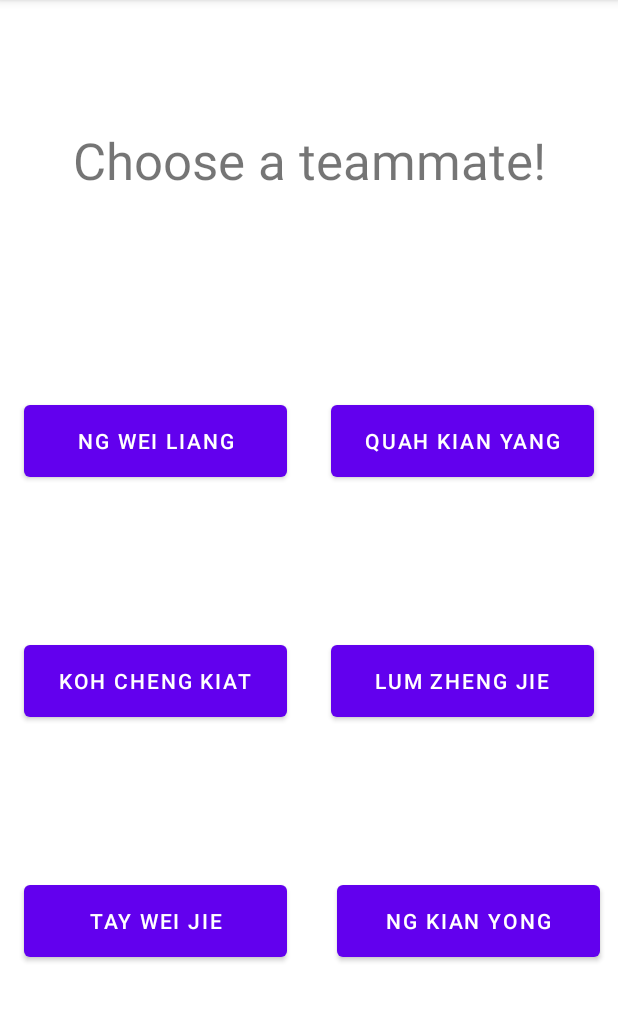
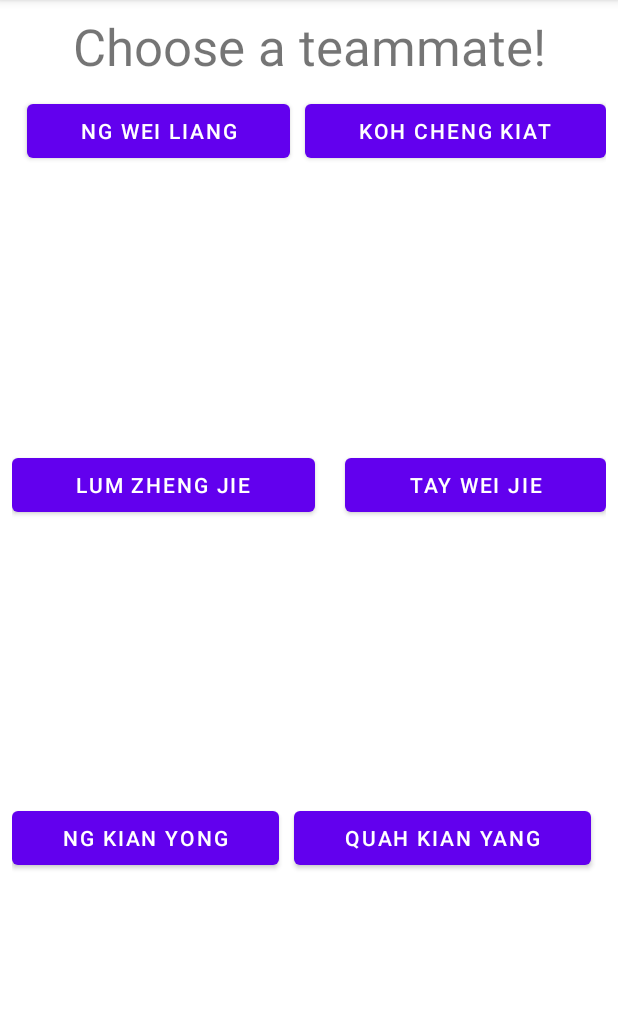
Before and after one commit to Weijo/2207_coursework1, an Android app: the screen it shows after launch (MainActivity), on a phone screen of 412 x 824 dp, the part 84-1106 px from its top. Run offline under Robolectric (Android 15) with nearby library versions, the phone set to English and light mode, and no system bars; 1 statement that could not run was skipped.

Commit message:
Made changes to Main Activity Layout Page

```diff
--- a/app/src/main/res/layout/activity_main.xml
+++ b/app/src/main/res/layout/activity_main.xml
@@ -1,81 +1,98 @@
 <?xml version="1.0" encoding="utf-8"?>
-<androidx.constraintlayout.widget.ConstraintLayout xmlns:android="http://schemas.android.com/apk/res/android"
+<LinearLayout xmlns:android="http://schemas.android.com/apk/res/android"
     xmlns:app="http://schemas.android.com/apk/res-auto"
     xmlns:tools="http://schemas.android.com/tools"
     android:layout_width="match_parent"
     android:layout_height="match_parent"
-    tools:context=".MainActivity">
+    android:layout_marginStart="8dp"
+    android:layout_marginTop="8dp"
+    android:layout_marginEnd="8dp"
+    android:layout_marginBottom="8dp"
+    android:orientation="vertical"
+    app:layout_constraintBottom_toBottomOf="parent"
+    app:layout_constraintEnd_toEndOf="parent"
+    app:layout_constraintStart_toStartOf="parent"
+    app:layout_constraintTop_toTopOf="parent">
 
     <TextView
         android:id="@+id/Text"
-        android:layout_width="wrap_content"
+        android:layout_width="match_parent"
         android:layout_height="wrap_content"
+        android:layout_weight="0"
+        android:gravity="center"
         android:text="Choose a teammate!"
-        android:textSize="34sp"
-        app:layout_constraintBottom_toBottomOf="parent"
-        app:layout_constraintEnd_toEndOf="parent"
-        app:layout_constraintStart_toStartOf="parent"
-        app:layout_constraintTop_toTopOf="parent"
-        app:layout_constraintVertical_bias="0.116" />
+        android:textSize="34sp" />
 
-    <Button
-        android:id="@+id/WeiLiang"
-        android:layout_width="175dp"
-        android:layout_height="60dp"
-        android:layout_marginStart="16dp"
-        android:layout_marginTop="264dp"
-        android:text="Ng Wei Liang"
-        app:layout_constraintStart_toStartOf="parent"
-        app:layout_constraintTop_toTopOf="parent" />
+    <LinearLayout
+        android:layout_width="match_parent"
+        android:layout_height="match_parent"
+        android:layout_weight="1">
 
-    <Button
-        android:id="@+id/KianYang"
-        android:layout_width="175dp"
-        android:layout_height="60dp"
-        android:layout_marginTop="264dp"
-        android:layout_marginEnd="16dp"
-        android:text="Quah Kian Yang"
-        app:layout_constraintEnd_toEndOf="parent"
-        app:layout_constraintTop_toTopOf="parent" />
+        <Button
+            android:id="@+id/WeiLiang"
+            android:layout_width="wrap_content"
+            android:layout_height="wrap_content"
+            android:layout_marginStart="10dp"
+            android:layout_marginTop="10dp"
+            android:layout_weight="1"
+            android:text="Ng Wei Liang" />
 
-    <Button
-        android:id="@+id/ChengKiat"
-        android:layout_width="175dp"
-        android:layout_height="60dp"
-        android:layout_marginStart="16dp"
-        android:layout_marginTop="100dp"
-        android:text="Koh Cheng Kiat"
-        app:layout_constraintStart_toStartOf="parent"
-        app:layout_constraintTop_toBottomOf="@+id/WeiLiang" />
+        <Button
+            android:id="@+id/ChengKiat"
+            android:layout_width="wrap_content"
+            android:layout_height="wrap_content"
+            android:layout_marginStart="10dp"
+            android:layout_marginTop="10dp"
+            android:layout_weight="1"
+            android:text="Koh Cheng Kiat" />
+    </LinearLayout>
 
-    <Button
-        android:id="@+id/ZhengJie"
-        android:layout_width="175dp"
-        android:layout_height="60dp"
-        android:layout_marginTop="100dp"
-        android:layout_marginEnd="16dp"
-        android:text="Lum Zheng Jie"
-        app:layout_constraintEnd_toEndOf="parent"
-        app:layout_constraintTop_toBottomOf="@+id/KianYang" />
+    <LinearLayout
+        android:layout_width="match_parent"
+        android:layout_height="match_parent"
+        android:layout_weight="1">
 
-    <Button
-        android:id="@+id/WeiJie"
-        android:layout_width="175dp"
-        android:layout_height="60dp"
-        android:layout_marginStart="16dp"
-        android:layout_marginTop="100dp"
-        android:text="Tay Wei Jie"
-        app:layout_constraintStart_toStartOf="parent"
-        app:layout_constraintTop_toBottomOf="@+id/ChengKiat" />
+        <Button
+            android:id="@+id/ZhengJie"
+            android:layout_width="wrap_content"
+            android:layout_height="wrap_content"
+            android:layout_marginTop="10dp"
+            android:layout_marginEnd="10dp"
+            android:layout_weight="1"
+            android:text="Lum Zheng Jie" />
 
-    <Button
-        android:id="@+id/KianYong"
-        android:layout_width="175dp"
-        android:layout_height="60dp"
-        android:layout_marginTop="100dp"
-        android:layout_marginEnd="12dp"
-        android:text="Ng Kian Yong"
-        app:layout_constraintEnd_toEndOf="parent"
-        app:layout_constraintTop_toBottomOf="@+id/ZhengJie" />
+        <Button
+            android:id="@+id/WeiJie"
+            android:layout_width="wrap_content"
+            android:layout_height="wrap_content"
+            android:layout_marginStart="10dp"
+            android:layout_marginTop="10dp"
+            android:layout_weight="1"
+            android:text="Tay Wei Jie" />
+    </LinearLayout>
 
-</androidx.constraintlayout.widget.ConstraintLayout>
+    <LinearLayout
+        android:layout_width="match_parent"
+        android:layout_height="match_parent"
+        android:layout_weight="1">
+
+        <Button
+            android:id="@+id/KianYong"
+            android:layout_width="wrap_content"
+            android:layout_height="wrap_content"
+            android:layout_marginTop="10dp"
+            android:layout_marginEnd="10dp"
+            android:layout_weight="1"
+            android:text="Ng Kian Yong" />
+
+        <Button
+            android:id="@+id/KianYang"
+            android:layout_width="wrap_content"
+            android:layout_height="wrap_content"
+            android:layout_marginTop="10dp"
+            android:layout_marginEnd="10dp"
+            android:layout_weight="1"
+            android:text="Quah Kian Yang" />
+    </LinearLayout>
+
+</LinearLayout>
--- a/build.gradle
+++ b/build.gradle
@@ -1,5 +1,5 @@
 // Top-level build file where you can add configuration options common to all sub-projects/modules.
 plugins {
-    id 'com.android.application' version '7.4.0' apply false
-    id 'com.android.library' version '7.4.0' apply false
+    id 'com.android.application' version '7.4.1' apply false
+    id 'com.android.library' version '7.4.1' apply false
 }
```
